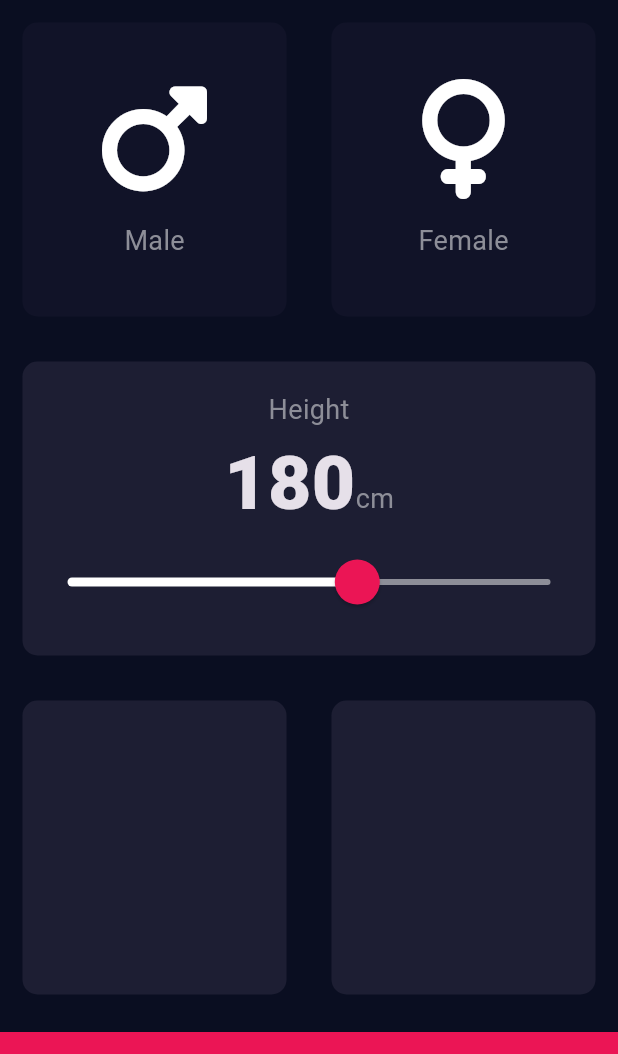
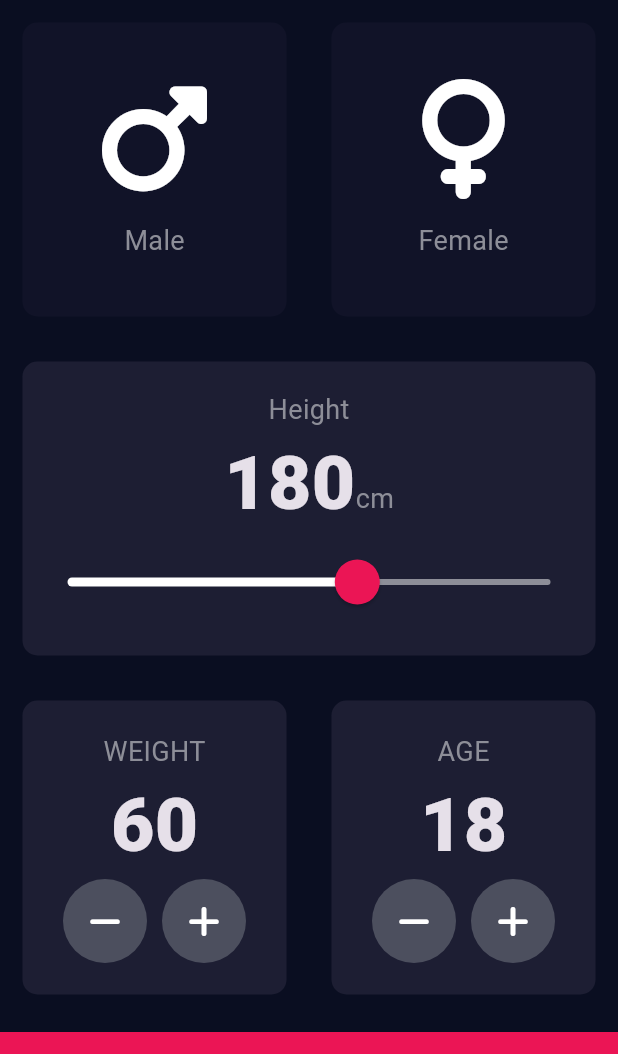
Before and after one commit to raj-chimmalgi/bmi_calculator_flutter, a Flutter app: the screen it shows after launch, on a phone screen of 412 x 824 dp, the part 84-1138 px from its top. Run offline on Flutter 3.47's test engine with Material 3 defaults, Android fonts, the phone set to English and light mode, and no system bars; our stand-ins replace font_awesome_flutter.

Commit message:
-added weight, age cards

```diff
--- a/lib/icon_content.dart
+++ b/lib/icon_content.dart
@@ -17,7 +17,7 @@ class IconContent extends StatelessWidget {
           icon,
           size: 80,
         ),
-        SizedBox(
+        const SizedBox(
           height: 15,
         ),
         Text(
--- a/lib/input_page.dart
+++ b/lib/input_page.dart
@@ -20,6 +20,8 @@ enum GenderType {
 class _InputPageState extends State<InputPage> {
   GenderType? selectedGender;
   int height = 180;
+  int weight = 60;
+  int age = 18;
 
   @override
   Widget build(BuildContext context) {
@@ -73,7 +75,7 @@ class _InputPageState extends State<InputPage> {
               cardChild: Column(
                 mainAxisAlignment: MainAxisAlignment.center,
                 children: [
-                  Text(
+                  const Text(
                     'Height',
                     style: kLabelTextStyle,
                   ),
@@ -86,7 +88,7 @@ class _InputPageState extends State<InputPage> {
                         height.toString(),
                         style: kNumberTextStyle,
                       ),
-                      Text(
+                      const Text(
                         'cm',
                         style: kLabelTextStyle,
                       ),
@@ -119,17 +121,91 @@ class _InputPageState extends State<InputPage> {
               ),
             ),
           ),
-          const Expanded(
+          Expanded(
             child: Row(
               children: [
                 Expanded(
                   child: ReusableCard(
                     color: kActiveCardColor,
+                    cardChild: Column(
+                      mainAxisAlignment: MainAxisAlignment.center,
+                      children: [
+                        Text(
+                          'Weight'.toUpperCase(),
+                          style: kLabelTextStyle,
+                        ),
+                        Text(
+                          weight.toString(),
+                          style: kNumberTextStyle,
+                        ),
+                        Row(
+                          mainAxisAlignment: MainAxisAlignment.center,
+                          children: [
+                            RoundIconButton(
+                              icon: FontAwesomeIcons.minus,
+                              handleOnPressed: () {
+                                setState(() {
+                                  if (weight > 0) {
+                                    weight--;
+                                  }
+                                });
+                              },
+                            ),
+                            SizedBox(
+                              width: 10,
+                            ),
+                            RoundIconButton(
+                              icon: FontAwesomeIcons.plus,
+                              handleOnPressed: () {
+                                setState(() {
+                                  weight++;
+                                });
+                              },
+                            ),
+                          ],
+                        )
+                      ],
+                    ),
                   ),
                 ),
                 Expanded(
                   child: ReusableCard(
                     color: kActiveCardColor,
+                    cardChild: Column(
+                      mainAxisAlignment: MainAxisAlignment.center,
+                      children: [
+                        Text(
+                          'age'.toUpperCase(),
+                          style: kLabelTextStyle,
+                        ),
+                        Text(
+                          age.toString(),
+                          style: kNumberTextStyle,
+                        ),
+                        Row(
+                          mainAxisAlignment: MainAxisAlignment.center,
+                          children: [
+                            RoundIconButton(
+                              icon: FontAwesomeIcons.minus,
+                              handleOnPressed: () {
+                                setState(() {
+                                  if (age > 1) age--;
+                                });
+                              },
+                            ),
+                            SizedBox(width: 10,),
+                            RoundIconButton(
+                              icon: FontAwesomeIcons.plus,
+                              handleOnPressed: () {
+                                setState(() {
+                                  age++;
+                                });
+                              },
+                            )
+                          ],
+                        )
+                      ],
+                    ),
                   ),
                 ),
               ],
@@ -146,3 +222,23 @@ class _InputPageState extends State<InputPage> {
     );
   }
 }
+
+class RoundIconButton extends StatelessWidget {
+  const RoundIconButton(
+      {super.key, required this.icon, required this.handleOnPressed});
+
+  final VoidCallback handleOnPressed;
+  final IconData icon;
+
+  @override
+  Widget build(BuildContext context) {
+    return RawMaterialButton(
+      onPressed: handleOnPressed,
+      elevation: 0,
+      constraints: BoxConstraints.tightFor(width: 56, height: 56),
+      shape: CircleBorder(),
+      fillColor: Color(0xFF4C4F5E),
+      child: Icon(icon),
+    );
+  }
+}
--- a/lib/main.dart
+++ b/lib/main.dart
@@ -2,9 +2,11 @@ import 'package:flutter/material.dart';
 
 import 'input_page.dart';
 
-void main() => runApp(BMICalculator());
+void main() => runApp(const BMICalculator());
 
 class BMICalculator extends StatelessWidget {
+  const BMICalculator({super.key});
+
   @override
   Widget build(BuildContext context) {
     return MaterialApp(
@@ -12,7 +14,7 @@ class BMICalculator extends StatelessWidget {
         primaryColor: const Color(0xFF0A0E21),
         scaffoldBackgroundColor: const Color(0xFF0A0E21),
       ),
-      home: InputPage(),
+      home: const InputPage(),
     );
   }
 }
```
Also changed, not shown: 1 other file.
